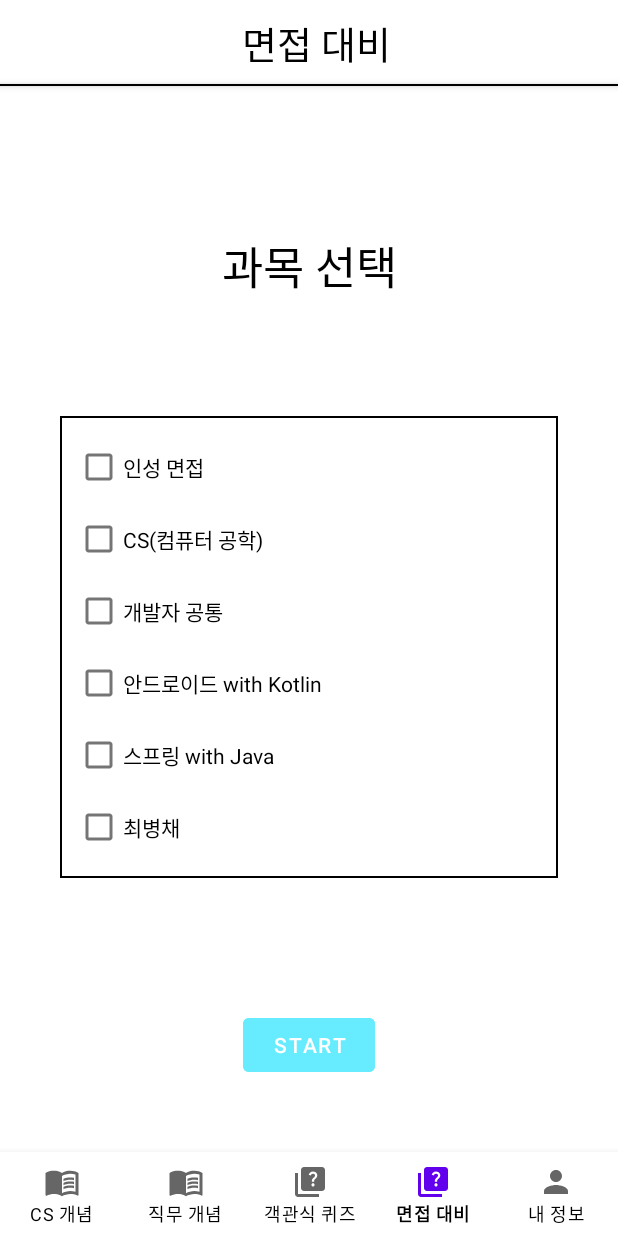
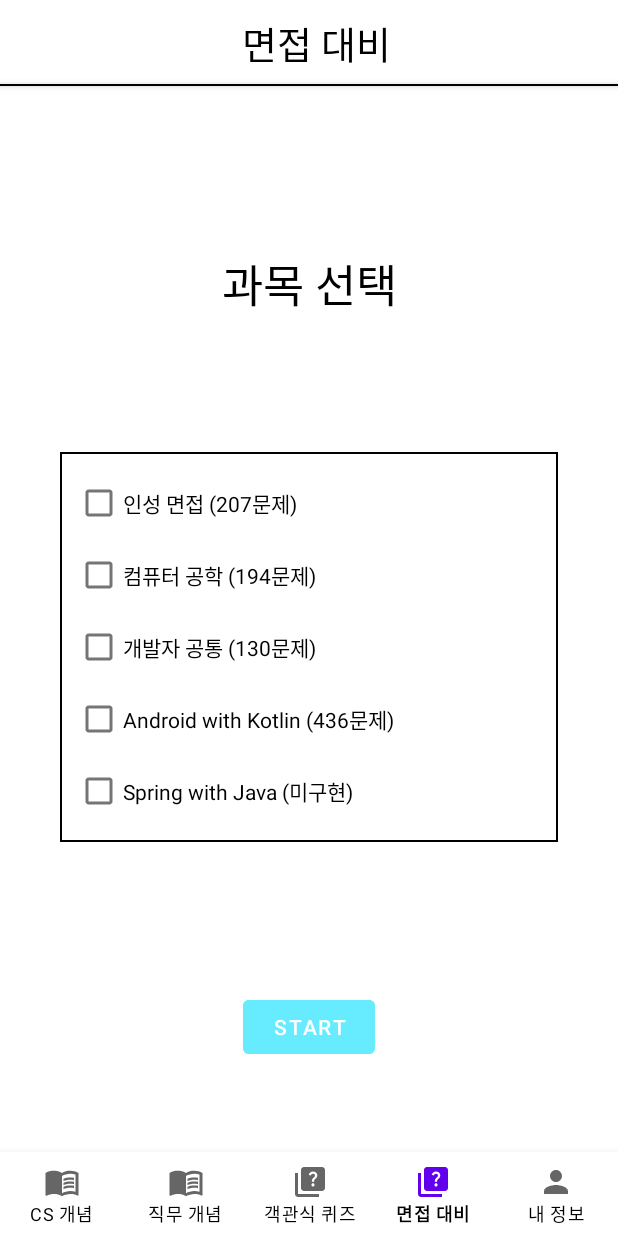
Before and after one commit to chlqudco/ThinkIT, an Android app: the SubjectiveQuizChoiceFragment screen opened through its navigation route, on a phone screen of 412 x 824 dp. Run offline under Robolectric (Android 15) with nearby library versions, the phone set to English and light mode, and no system bars; our stand-ins replace navigation-ui; 8 statements that could not run were skipped.

Commit message:
면접 문제의 개수 확인이 가능합니다.

```diff
--- a/app/build.gradle
+++ b/app/build.gradle
@@ -13,8 +13,8 @@ android {
         applicationId "com.chlqudco.develop.thinkit"
         minSdk 26
         targetSdk 33
-        versionCode 19
-        versionName "19.0"
+        versionCode 20
+        versionName "20.0"
 
         testInstrumentationRunner "androidx.test.runner.AndroidJUnitRunner"
     }
--- a/app/src/main/java/com/chlqudco/develop/thinkit/presentation/quiz/subjective/choice/SubjectiveQuizChoiceFragment.kt
+++ b/app/src/main/java/com/chlqudco/develop/thinkit/presentation/quiz/subjective/choice/SubjectiveQuizChoiceFragment.kt
@@ -3,6 +3,7 @@ package com.chlqudco.develop.thinkit.presentation.quiz.subjective.choice
 import android.content.Intent
 import android.os.Bundle
 import android.view.View
+import androidx.core.view.isVisible
 import com.chlqudco.develop.thinkit.databinding.FragmentSubjectiveQuizChoiceBinding
 import com.chlqudco.develop.thinkit.presentation.base.BaseFragment
 import com.chlqudco.develop.thinkit.presentation.main.MainActivity
@@ -29,6 +30,9 @@ internal class SubjectiveQuizChoiceFragment : BaseFragment<SubjectiveQuizChoiceV
     }
 
     private fun initViews() {
+        //최병채 감추기
+        binding.FragmentQuizChoiceCBCCheckBox.isVisible = viewModel.clickCount >= 5
+
         //이름 바꾸기
         (activity as MainActivity).setTopTextViewText("면접 대비")
 
@@ -59,6 +63,14 @@ internal class SubjectiveQuizChoiceFragment : BaseFragment<SubjectiveQuizChoiceV
             startActivity(intent)
 
         }
+
+        //최병채 나타나게 하기
+        binding.FragmentSubjectiveQuizChoiceTopTextView.setOnClickListener {
+            viewModel.clickCount++
+            if(viewModel.clickCount > 5){
+                binding.FragmentQuizChoiceCBCCheckBox.isVisible = true
+            }
+        }
     }
 
 
--- a/app/src/main/java/com/chlqudco/develop/thinkit/presentation/quiz/subjective/choice/SubjectiveQuizChoiceViewModel.kt
+++ b/app/src/main/java/com/chlqudco/develop/thinkit/presentation/quiz/subjective/choice/SubjectiveQuizChoiceViewModel.kt
@@ -7,6 +7,9 @@ import kotlinx.coroutines.launch
 
 internal class SubjectiveQuizChoiceViewModel: BaseViewModel() {
 
+    //최병채 히든 버튼
+    var clickCount = 0
+
     override fun fetchData(): Job = viewModelScope.launch {  }
 
 }
--- a/app/src/main/res/layout/fragment_subjective_quiz_choice.xml
+++ b/app/src/main/res/layout/fragment_subjective_quiz_choice.xml
@@ -42,42 +42,42 @@
             android:id="@+id/FragmentQuizChoiceAttitudeCheckBox"
             android:layout_width="match_parent"
             android:layout_height="wrap_content"
-            android:text="인성 면접"
+            android:text="인성 면접 (207문제)"
             tools:ignore="HardcodedText" />
 
         <CheckBox
             android:id="@+id/FragmentQuizChoiceCSCheckBox"
             android:layout_width="match_parent"
             android:layout_height="wrap_content"
-            android:text="CS(컴퓨터 공학)"
+            android:text="컴퓨터 공학 (194문제)"
             tools:ignore="HardcodedText" />
 
         <CheckBox
             android:id="@+id/FragmentQuizChoiceDeveloperCheckBox"
             android:layout_width="match_parent"
             android:layout_height="wrap_content"
-            android:text="개발자 공통"
+            android:text="개발자 공통 (130문제)"
             tools:ignore="HardcodedText" />
 
         <CheckBox
             android:id="@+id/FragmentQuizChoiceAndroidCheckBox"
             android:layout_width="match_parent"
             android:layout_height="wrap_content"
-            android:text="안드로이드 with Kotlin"
+            android:text="Android with Kotlin (436문제)"
             tools:ignore="HardcodedText" />
 
         <CheckBox
             android:id="@+id/FragmentQuizChoiceSpringCheckBox"
             android:layout_width="match_parent"
             android:layout_height="wrap_content"
-            android:text="스프링 with Java"
+            android:text="Spring with Java (미구현)"
             tools:ignore="HardcodedText" />
 
         <CheckBox
             android:id="@+id/FragmentQuizChoiceCBCCheckBox"
             android:layout_width="match_parent"
             android:layout_height="wrap_content"
-            android:text="최병채"
+            android:text="최병채 (369문제)"
             tools:ignore="HardcodedText" />
 
     </LinearLayout>
```
Also changed, not shown: 1 other file.
